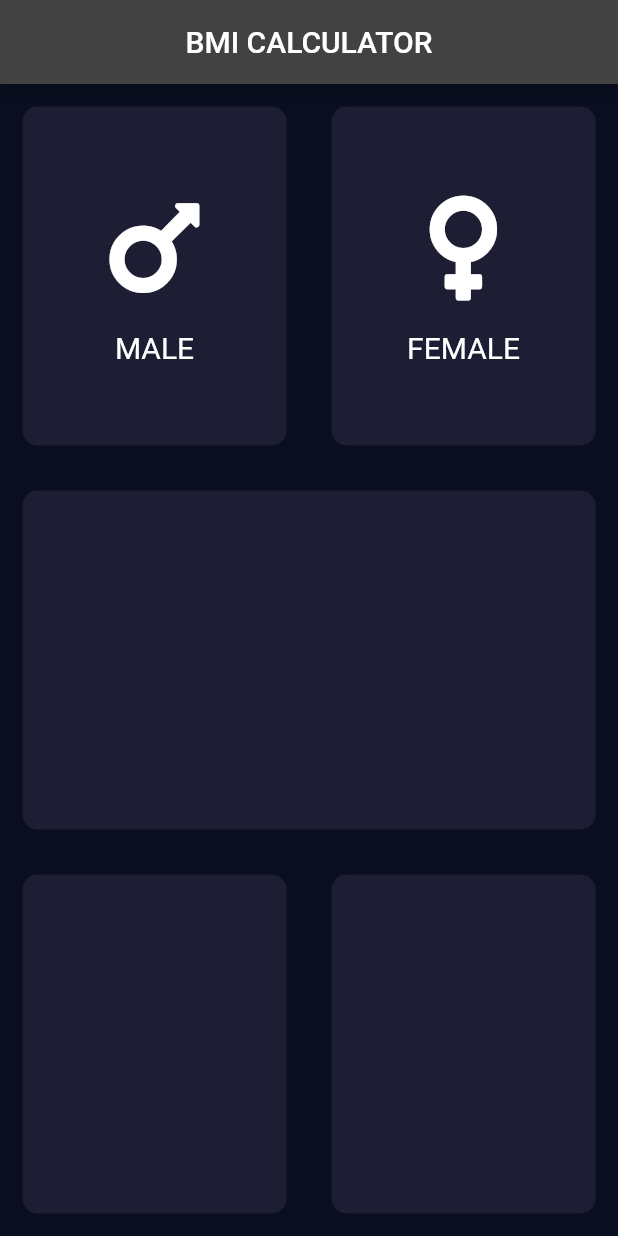
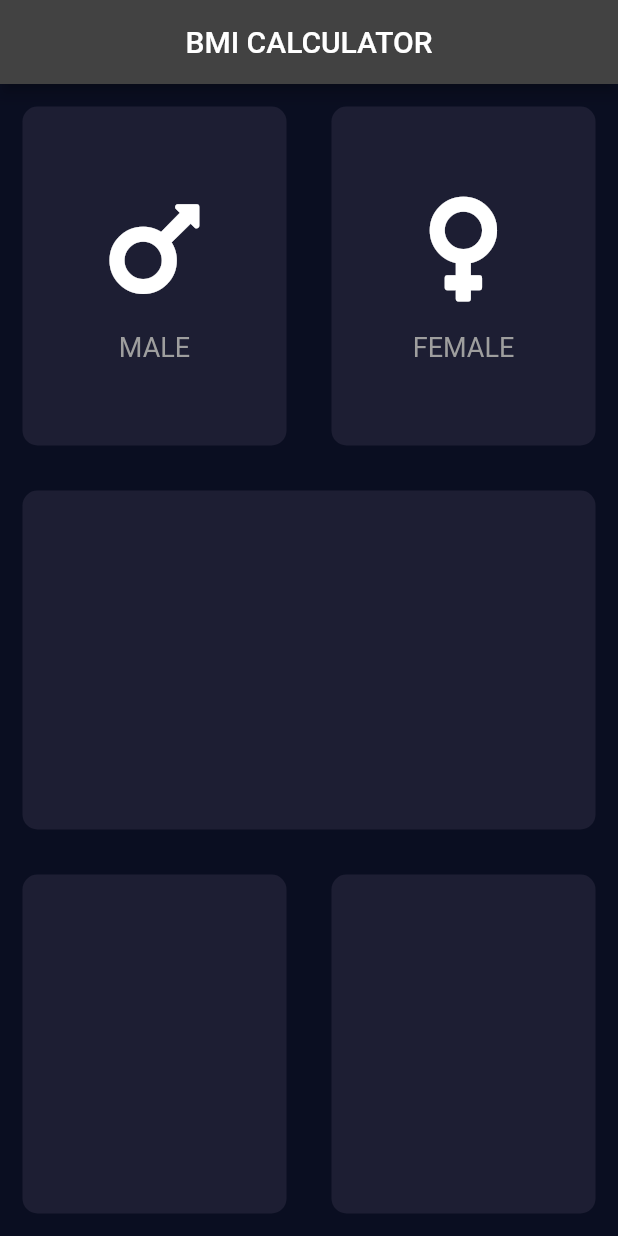
Before and after one commit to Santhosh1209/bmi_calculator, a Flutter app: the screen it shows after launch, on a phone screen of 412 x 824 dp. Run offline on Flutter 3.47's test engine with Material 2 defaults, Android fonts, the phone set to English and light mode, and no system bars; our stand-ins replace font_awesome_flutter.

```diff
--- a/lib/genderselect.dart
+++ b/lib/genderselect.dart
@@ -1,10 +1,13 @@
+// genderselect.dart
 import 'package:flutter/material.dart';
 
-// custom widget to make gender selection easier
+// custom widget
 class GenderSelect extends StatelessWidget {
-  GenderSelect({required this.gender,required this.icon});
+  final IconData icon;
   final String gender;
-  final IconData icon;
+  final bool selected;
+
+  GenderSelect({required this.icon, required this.gender, this.selected = false});
 
   @override
   Widget build(BuildContext context) {
@@ -15,16 +18,11 @@ class GenderSelect extends StatelessWidget {
           icon,
           size: 80.0,
         ),
-        SizedBox(
-          height: 15.0,
-          width: 15.0,
-        ),
+        SizedBox(height: 15.0),
         Text(
           gender,
-          style: TextStyle
-            (
-            fontSize: 20.0,
-          ),)
+          style: TextStyle(fontSize: 18.0, color: selected ? Colors.white : Colors.grey),
+        ),
       ],
     );
   }
--- a/lib/main.dart
+++ b/lib/main.dart
@@ -2,10 +2,11 @@ import 'package:flutter/material.dart';
 import 'package:font_awesome_flutter/font_awesome_flutter.dart';
 import 'genderselect.dart';
 import 'reusablecard.dart';
+
 void main() {
-  runApp( bmi()
-  );
+  runApp(bmi());
 }
+
 class bmi extends StatelessWidget {
   const bmi({Key? key}) : super(key: key);
 
@@ -13,8 +14,8 @@ class bmi extends StatelessWidget {
   Widget build(BuildContext context) {
     return MaterialApp(
       theme: ThemeData.dark().copyWith(
-        primaryColor: Color(0xFF0A0E21), // get these values from color zilla
-        scaffoldBackgroundColor: Color(0xFF0A0E21)
+        primaryColor: Color(0xFF0A0E21),
+        scaffoldBackgroundColor: Color(0xFF0A0E21),
       ),
       home: page(),
     );
@@ -29,10 +30,11 @@ class page extends StatefulWidget {
 }
 
 class _pageState extends State<page> {
+  String selectedGender = ''; // Variable to store the selected gender
+
   @override
   Widget build(BuildContext context) {
     return Scaffold(
-      // Want cool UI designs? Go to dribble!
         appBar: AppBar(
           title: Text('BMI CALCULATOR'),
           centerTitle: true,
@@ -43,22 +45,40 @@ class _pageState extends State<page> {
               child: Row(
                 children: [
                   Expanded(
+                    child: GestureDetector(
+                      onTap: () {
+                        setState(() {
+                          selectedGender = 'MALE';
+                          print('Male card tapped');
+                        });
+                      },
                       child: ReusableCard(
-                    colour: Color(0xF1D1E33),
+                        colour: selectedGender == 'MALE' ? Color(0xFFF7E79E) : Color(0xF1D1E33),
                         cardChild: GenderSelect(
                           icon: FontAwesomeIcons.mars,
                           gender: 'MALE',
-                    )
+                          selected: selectedGender == 'MALE',
                         ),
                       ),
-                Expanded(child:
-                ReusableCard(
-                  colour: Color(0xF1D1E33),
+                    ),
+                  ),
+                  Expanded(
+                    child: GestureDetector(
+                      onTap: () {
+                        setState(() {
+                          selectedGender = 'FEMALE';
+                          print('Female card tapped');
+                        });
+                      },
+                      child: ReusableCard(
+                        colour: selectedGender == 'FEMALE' ? Color(0xFFF7E79E) : Color(0xF1D1E33),
                         cardChild: GenderSelect(
                           icon: FontAwesomeIcons.venus,
                           gender: 'FEMALE',
-                    )
-                )
+                          selected: selectedGender == 'FEMALE',
+                        ),
+                      ),
+                    ),
                   ),
                 ],
               ),
```
Lines whose indentation alone changed are shown as unchanged.
